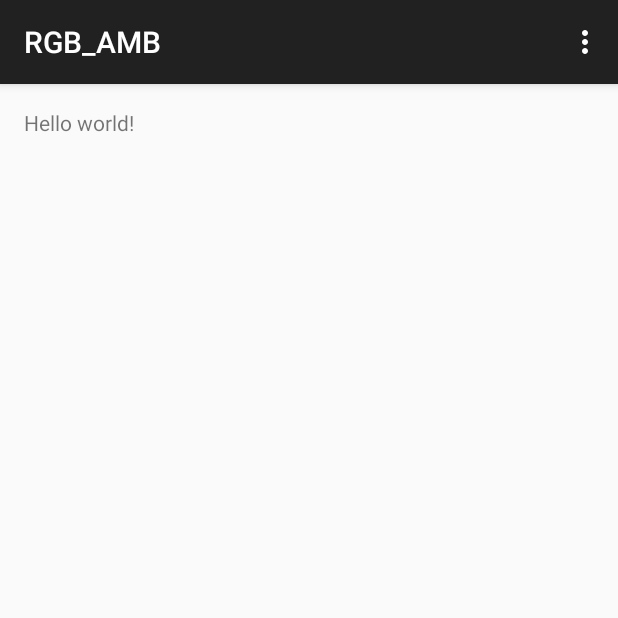
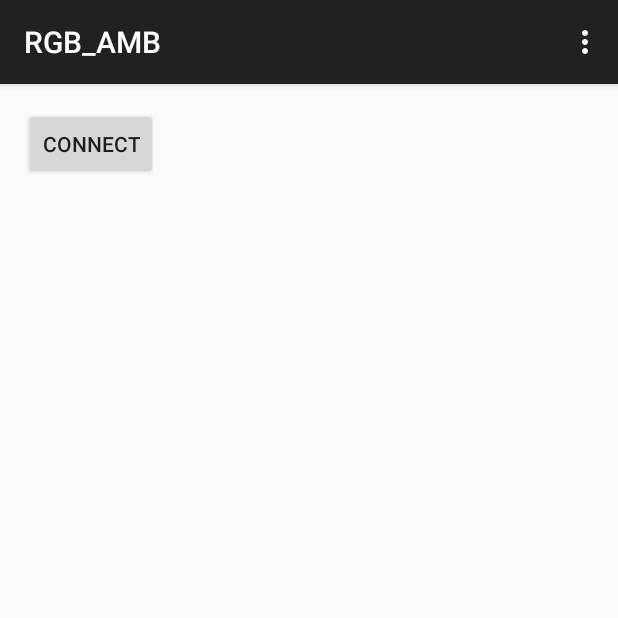
Before and after one commit to aliasgermodi/Android, an Android app: the screen it shows after launch (MainActivity), on a phone screen of 412 x 824 dp, the top half of it. Run offline under Robolectric (Android 15) with nearby library versions, the phone set to English and light mode, and no system bars.

Commit message:
new activity added with Mood lamp and ambient light

```diff
--- a/RGB_AMB/app/src/main/AndroidManifest.xml
+++ b/RGB_AMB/app/src/main/AndroidManifest.xml
@@ -16,6 +16,10 @@
                 <category android:name="android.intent.category.LAUNCHER" />
             </intent-filter>
         </activity>
+        <activity
+            android:name=".Options"
+            android:label="@string/title_activity_options" >
+        </activity>
     </application>
 
 </manifest>
--- a/RGB_AMB/app/src/main/res/layout/activity_main.xml
+++ b/RGB_AMB/app/src/main/res/layout/activity_main.xml
@@ -1,11 +1,14 @@
-<RelativeLayout xmlns:android="http://schemas.android.com/apk/res/android"
+<LinearLayout xmlns:android="http://schemas.android.com/apk/res/android"
     xmlns:tools="http://schemas.android.com/tools" android:layout_width="match_parent"
     android:layout_height="match_parent" android:paddingLeft="@dimen/activity_horizontal_margin"
     android:paddingRight="@dimen/activity_horizontal_margin"
     android:paddingTop="@dimen/activity_vertical_margin"
-    android:paddingBottom="@dimen/activity_vertical_margin" tools:context=".MainActivity">
+    android:paddingBottom="@dimen/activity_vertical_margin" tools:context=".MainActivity"
+    >
 
-    <TextView android:text="@string/hello_world" android:layout_width="wrap_content"
-        android:layout_height="wrap_content" />
-
-</RelativeLayout>
+    <Button
+        android:layout_width="wrap_content"
+        android:layout_height="wrap_content"
+        android:text="Connect"
+        android:id="@+id/connect" />
+</LinearLayout>
--- /dev/null
+++ b/RGB_AMB/app/src/main/res/menu/menu_options.xml
@@ -0,0 +1,6 @@
+<menu xmlns:android="http://schemas.android.com/apk/res/android"
+    xmlns:app="http://schemas.android.com/apk/res-auto"
+    xmlns:tools="http://schemas.android.com/tools" tools:context="com.example.ali.rgb_amb.Options">
+    <item android:id="@+id/action_settings" android:title="@string/action_settings"
+        android:orderInCategory="100" app:showAsAction="never" />
+</menu>
--- a/RGB_AMB/app/src/main/res/values/strings.xml
+++ b/RGB_AMB/app/src/main/res/values/strings.xml
@@ -1,6 +1,8 @@
 <resources>
+
     <string name="app_name">RGB_AMB</string>
-
     <string name="hello_world">Hello world!</string>
     <string name="action_settings">Settings</string>
+    <string name="title_activity_rgb__option">RGB_Options</string>
+    <string name="title_activity_options">Options</string>
 </resources>
```
Also changed, not shown: RGB_AMB/app/src/main/java/com/example/ali/rgb_amb/Options.java (added, +38 -0 lines), RGB_AMB/app/src/main/res/layout/activity_options.xml (added, +24 -0 lines), RGB_AMB/app/src/main/res/menu/menu_rgb__option.xml (added, +7 -0 lines).
